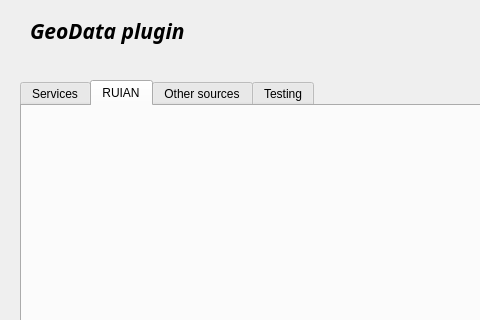
First picture: the form in Geo_Data_dialog_base.ui, repository kva0064/czech_slovak_freegeodata, before the edit; both pictures show x 0 to 480 and y 0 to 320 of the 807 by 557 pixel window.
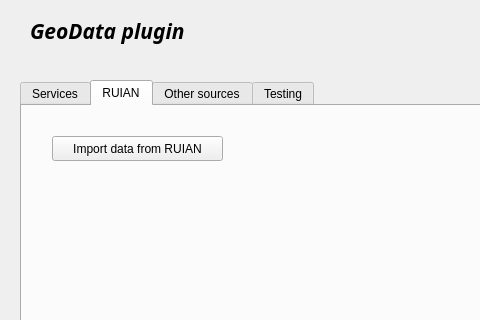
Second picture: the form after the edit. The open tabs and pages were chosen to show the change.

Commit message: Added RUIAN plugin start.

Diff of the .ui file:
```diff
--- a/Geo_Data_dialog_base.ui
+++ b/Geo_Data_dialog_base.ui
@@ -95,6 +95,32 @@
     <attribute name="title">
      <string>RUIAN</string>
     </attribute>
+    <widget class="QPushButton" name="pushButtonLoadRuianPlugin">
+     <property name="geometry">
+      <rect>
+       <x>30</x>
+       <y>30</y>
+       <width>171</width>
+       <height>25</height>
+      </rect>
+     </property>
+     <property name="text">
+      <string>Import data from RUIAN</string>
+     </property>
+    </widget>
+    <widget class="QLabel" name="labelRuianError">
+     <property name="geometry">
+      <rect>
+       <x>30</x>
+       <y>80</y>
+       <width>691</width>
+       <height>17</height>
+      </rect>
+     </property>
+     <property name="text">
+      <string/>
+     </property>
+    </widget>
    </widget>
    <widget class="QWidget" name="tabOther">
     <attribute name="title">
```
Left out of the diff: 2 changed lines with no effect on the pictures. The commit also changes 1 other file.
